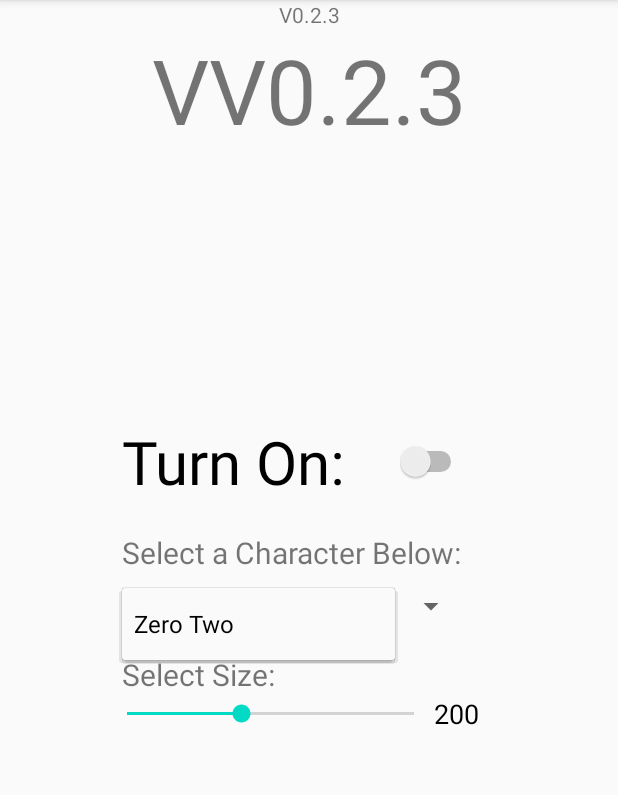
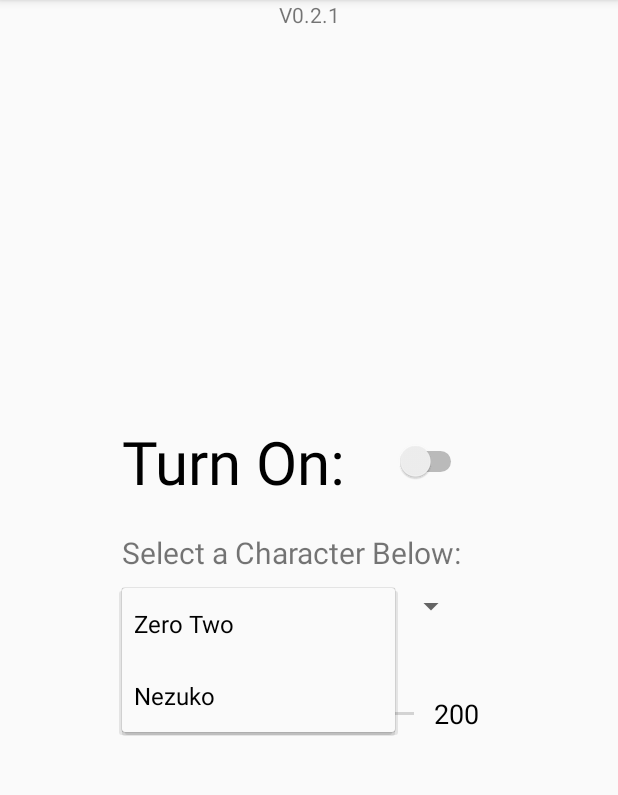
Before and after one commit to Nyzio2197/Anime-Character-Screen-Overlay, an Android app: the screen it shows after launch (MainActivity), after a tap on "Zero Two", on a phone screen of 412 x 824 dp, the part 84-879 px from its top. Run offline under Robolectric (Android 15) with nearby library versions, the phone set to English and light mode, and no system bars; our stand-ins replace Volley; network calls fail.

Commit message:
Nezuko! add new character

```diff
--- a/app/build.gradle
+++ b/app/build.gradle
@@ -31,4 +31,5 @@ dependencies {
     testImplementation 'junit:junit:4.12'
     androidTestImplementation 'androidx.test.ext:junit:1.1.1'
     androidTestImplementation 'androidx.test.espresso:espresso-core:3.2.0'
+    implementation 'com.android.volley:volley:1.1.1'
 }
--- a/app/src/main/java/com/AXCDevelopment/AnimeCharacterScreenOverlay/MainActivity.java
+++ b/app/src/main/java/com/AXCDevelopment/AnimeCharacterScreenOverlay/MainActivity.java
@@ -40,11 +40,24 @@ import android.widget.Switch;
 import android.widget.TextView;
 import android.widget.Toast;
 
+import com.android.volley.Cache;
+import com.android.volley.Network;
+import com.android.volley.Request;
+import com.android.volley.RequestQueue;
+import com.android.volley.Response;
+import com.android.volley.VolleyError;
+import com.android.volley.toolbox.BasicNetwork;
+import com.android.volley.toolbox.DiskBasedCache;
+import com.android.volley.toolbox.HurlStack;
+import com.android.volley.toolbox.StringRequest;
+import com.android.volley.toolbox.Volley;
+
 import java.io.BufferedReader;
 import java.io.IOException;
 import java.io.InputStreamReader;
 import java.net.MalformedURLException;
 import java.net.URL;
+import java.util.Scanner;
 
 public class MainActivity extends AppCompatActivity {
 
@@ -67,7 +80,12 @@ public class MainActivity extends AppCompatActivity {
                         new String[]{"Darling in the Franxx", "Female"},
                         R.drawable.zerotwo,
                         R.drawable.zerotwo,
-                    R.raw.darling)
+                        R.raw.darling),
+                    new AnimeCharacter("Nezuko",
+                            new String[]{"Demon Slayer", "Female"},
+                            R.drawable.nezuko,
+                            R.drawable.nezuko,
+                            R.raw.nezuko_sound)
             };
 
     @Override
@@ -75,7 +93,7 @@ public class MainActivity extends AppCompatActivity {
         super.onCreate(savedInstanceState);
         setContentView(R.layout.activity_main);
 
-        version = getString(R.string.version);
+        version = getString(R.string.version).substring(1);
 
         context = this;
         mediaPlayer = new MediaPlayer();
@@ -170,29 +188,39 @@ public class MainActivity extends AppCompatActivity {
         windowManager.addView(overlayPowerBtn, params);
     }
 
+    String versionLine;
+
     private void setUpTextView() {
         updateTextView = findViewById(R.id.update);
-        updateTextView.setText("V" + version);
-        String versionLine = "";
-        try {
-            URL url = new URL("https://raw.githubusercontent.com/alandaboi/Anime-Character-Screen-Overlay/master/app/src/main/res/values/strings.xml");
+        versionLine = "";
+        RequestQueue requestQueue = Volley.newRequestQueue(this);
+        String url ="http://raw.githubusercontent.com/alandaboi/Anime-Character-Screen-Overlay/master/app/src/main/res/values/strings.xml";
+        StringRequest stringRequest = new StringRequest(Request.Method.GET, url,
+                new Response.Listener<String>() {
+                    @Override
+                    public void onResponse(String response) {
                         // read text returned by server
-            BufferedReader in = new BufferedReader(new InputStreamReader(url.openStream()));
+                        Scanner in = new Scanner(response);
                         String line;
-            while ((line = in.readLine()) != null) {
+                        while ((line = in.nextLine()) != null) {
                             if (line.contains("version")) {
                                 versionLine = line;
                                 break;
                             }
                         }
                         in.close();
+                        Log.v("USERInfo", versionLine);
                     }
-        catch (MalformedURLException e) {
-            Log.v("Malformed URL: ", e.getMessage());
+                },
+                new Response.ErrorListener() {
+                    @Override
+                    public void onErrorResponse(VolleyError error) {
+                        // Handle error
                     }
-        catch (IOException e) {
-            Log.v("I/O Error: ", e.getMessage());
-        }
+                });
+        requestQueue.add(stringRequest);
+        requestQueue.start();
+        Log.v("USERInfo", "String request made");
         versionLine.trim();
         String newestVersion = "";
         for (String x : versionLine.split("")) {
@@ -205,7 +233,7 @@ public class MainActivity extends AppCompatActivity {
                 Integer.parseInt(version.split(".")[2]) < Integer.parseInt(newestVersion.split(".")[2]) ||
                         Integer.parseInt(version.split(".")[1]) < Integer.parseInt(newestVersion.split(".")[1]) ||
                         Integer.parseInt(version.split(".")[0]) < Integer.parseInt(newestVersion.split(".")[0]))) {
-            updateTextView.setText("Click to Update to: V" + newestVersion);
+            updateTextView.setText("Click to Update to: " + newestVersion);
             updateTextView.setOnClickListener(new View.OnClickListener() {
                 @Override
                 public void onClick(View v) {
--- a/app/src/main/res/values/strings.xml
+++ b/app/src/main/res/values/strings.xml
@@ -1,4 +1,4 @@
 <resources>
     <string name="app_name">Anime Overlay</string>
-    <string name="version">V0.2.3</string>
+    <string name="version">V0.2.1</string>
 </resources>
```
Also changed, not shown: app/src/main/res/drawable-v24/nezuko.png (added), 6 other files. Lines whose indentation alone changed are shown as unchanged.
